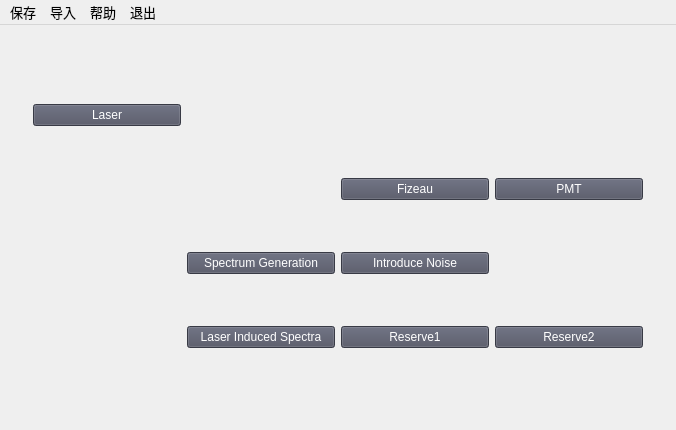
chnsheg/ocean-scattering-simulation, file ui_design/mainwindow.ui: the form before one commit.
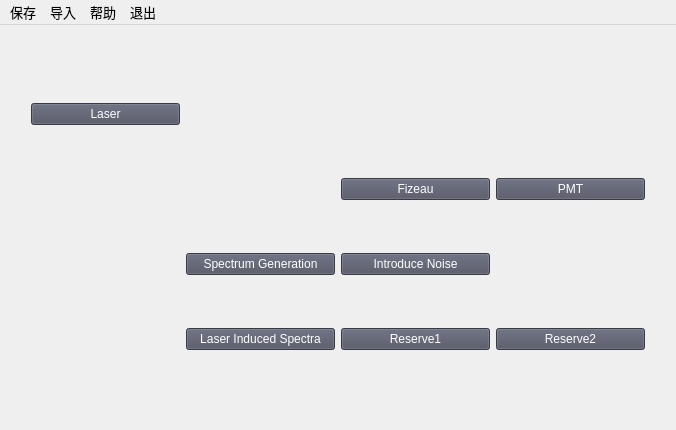
The form after the commit. Icons and pictures are not drawn. Custom widgets are drawn as their Qt base class.

The edit to the form file:
```diff
--- a/ui_design/mainwindow.ui
+++ b/ui_design/mainwindow.ui
@@ -42,6 +42,12 @@
         </property>
         <item>
          <widget class="QWidget" name="widget" native="true">
+          <property name="sizePolicy">
+           <sizepolicy hsizetype="Expanding" vsizetype="Expanding">
+            <horstretch>0</horstretch>
+            <verstretch>0</verstretch>
+           </sizepolicy>
+          </property>
           <property name="autoFillBackground">
            <bool>false</bool>
           </property>
@@ -49,6 +55,21 @@
            <string notr="true">border-image: url(:/backgroundImage.png);</string>
           </property>
           <layout class="QGridLayout" name="gridLayout_2">
+           <property name="leftMargin">
+            <number>9</number>
+           </property>
+           <property name="topMargin">
+            <number>9</number>
+           </property>
+           <property name="rightMargin">
+            <number>9</number>
+           </property>
+           <property name="bottomMargin">
+            <number>9</number>
+           </property>
+           <property name="spacing">
+            <number>6</number>
+           </property>
            <item row="0" column="0">
             <widget class="QPushButton" name="homeButton_1">
              <property name="maximumSize">
@@ -110,7 +131,13 @@
             </widget>
            </item>
            <item row="2" column="1">
-            <widget class="QPushButton" name="homeButton_2">
+            <widget class="HoverButton" name="homeButton_2">
+             <property name="sizePolicy">
+              <sizepolicy hsizetype="Minimum" vsizetype="Fixed">
+               <horstretch>0</horstretch>
+               <verstretch>0</verstretch>
+              </sizepolicy>
+             </property>
              <property name="maximumSize">
               <size>
                <width>500</width>
@@ -127,6 +154,9 @@
              <property name="text">
               <string>Spectrum Generation</string>
              </property>
+             <property name="flat">
+              <bool>false</bool>
+             </property>
             </widget>
            </item>
            <item row="2" column="2">
@@ -1961,6 +1991,11 @@
    <header>qcustomplot.h</header>
    <container>1</container>
   </customwidget>
+  <customwidget>
+   <class>HoverButton</class>
+   <extends>QPushButton</extends>
+   <header>hoverbutton.h</header>
+  </customwidget>
  </customwidgets>
  <resources/>
  <connections/>
```
Left out of the diff: 20 changed lines with no effect on the pictures.
